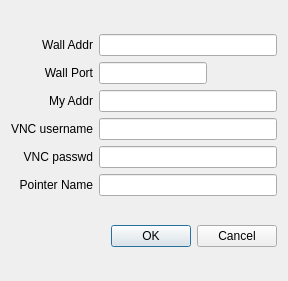
sungwonnam/SAGENext, file src/uiclient/connectiondialog.ui: the form before one commit.
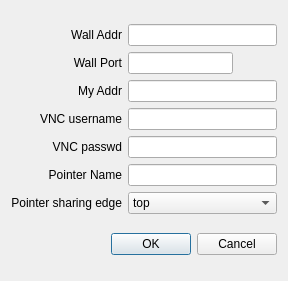
The form after the commit.

Commit message:
Mac will use macCapture for shared pointer.
macCapture.c can be compiled with
gcc -Wall -o macCapture macCapture.c -framework ApplicationServices

Copy the macCapture binary to XXX.app/Contents/MacOS.

Patch:
```diff
--- a/src/uiclient/connectiondialog.ui
+++ b/src/uiclient/connectiondialog.ui
@@ -110,6 +110,40 @@
        </property>
       </widget>
      </item>
+     <item row="6" column="0">
+      <widget class="QLabel" name="label_6">
+       <property name="text">
+        <string>Pointer sharing edge</string>
+       </property>
+       <property name="alignment">
+        <set>Qt::AlignRight|Qt::AlignTrailing|Qt::AlignVCenter</set>
+       </property>
+      </widget>
+     </item>
+     <item row="6" column="1" colspan="2">
+      <widget class="QComboBox" name="sharingEdgeCB">
+       <item>
+        <property name="text">
+         <string>top</string>
+        </property>
+       </item>
+       <item>
+        <property name="text">
+         <string>left</string>
+        </property>
+       </item>
+       <item>
+        <property name="text">
+         <string>right</string>
+        </property>
+       </item>
+       <item>
+        <property name="text">
+         <string>bottom</string>
+        </property>
+       </item>
+      </widget>
+     </item>
     </layout>
    </item>
    <item>
```
The commit also changes 4 other files.
